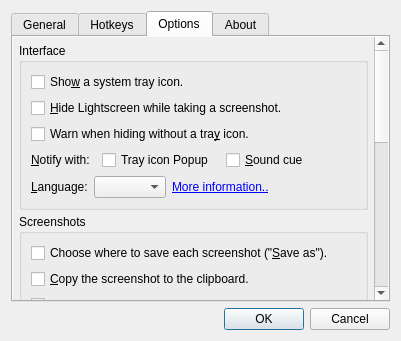
Above: dialogs/optionsdialog.ui from ckaiser/Lightscreen before the change. Below: the same form after it.
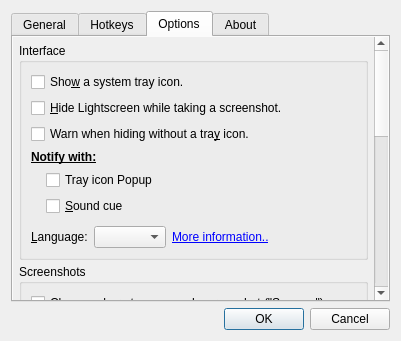
That is the form after the change. The open tabs and pages were chosen to show the change. Icons and pictures are not drawn. Custom widgets are drawn as their Qt base class.

```diff
--- a/dialogs/optionsdialog.ui
+++ b/dialogs/optionsdialog.ui
@@ -560,9 +560,9 @@
           <property name="geometry">
            <rect>
             <x>0</x>
-            <y>0</y>
+            <y>-175</y>
             <width>366</width>
-            <height>653</height>
+            <height>702</height>
            </rect>
           </property>
           <layout class="QVBoxLayout" name="verticalLayout_5">
@@ -580,7 +580,7 @@
              <property name="flat">
               <bool>true</bool>
              </property>
-             <layout class="QVBoxLayout" name="verticalLayout_7">
+             <layout class="QVBoxLayout" name="verticalLayout_6">
               <item>
                <widget class="QCheckBox" name="trayCheckBox">
                 <property name="whatsThis">
@@ -606,21 +606,28 @@
                </widget>
               </item>
               <item>
-               <layout class="QHBoxLayout" name="notifyLayout">
-                <property name="spacing">
-                 <number>12</number>
+               <widget class="QLabel" name="notifyLabel">
+                <property name="font">
+                 <font>
+                  <weight>75</weight>
+                  <bold>true</bold>
+                  <underline>true</underline>
+                 </font>
                 </property>
-                <item>
-                 <widget class="QLabel" name="notifyLabel">
-                  <property name="text">
-                   <string>&amp;Notify with:</string>
-                  </property>
-                  <property name="buddy">
-                   <cstring>messageCheckBox</cstring>
-                  </property>
-                 </widget>
-                </item>
-                <item>
+                <property name="text">
+                 <string>&amp;Notify with:</string>
+                </property>
+                <property name="buddy">
+                 <cstring>messageCheckBox</cstring>
+                </property>
+               </widget>
+              </item>
+              <item>
+               <layout class="QGridLayout" name="notifyLayout">
+                <property name="bottomMargin">
+                 <number>4</number>
+                </property>
+                <item row="0" column="1">
                  <widget class="QCheckBox" name="messageCheckBox">
                   <property name="whatsThis">
                    <string>Shows a completion message once the screenshot is saved, clicking this message takes you to the directory where the screenshot was saved.</string>
@@ -630,14 +637,30 @@
                   </property>
                  </widget>
                 </item>
-                <item>
+                <item row="1" column="1">
                  <widget class="QCheckBox" name="playSoundCheckBox">
                   <property name="text">
                    <string>&amp;Sound cue</string>
                   </property>
                  </widget>
                 </item>
-                <item>
+                <item row="0" column="0">
+                 <spacer name="horizontalSpacer_9">
+                  <property name="orientation">
+                   <enum>Qt::Horizontal</enum>
+                  </property>
+                  <property name="sizeType">
+                   <enum>QSizePolicy::Fixed</enum>
+                  </property>
+                  <property name="sizeHint" stdset="0">
+                   <size>
+                    <width>15</width>
+                    <height>20</height>
+                   </size>
+                  </property>
+                 </spacer>
+                </item>
+                <item row="0" column="2">
                  <spacer name="horizontalSpacer">
                   <property name="orientation">
                    <enum>Qt::Horizontal</enum>
@@ -707,7 +730,7 @@
              <property name="flat">
               <bool>true</bool>
              </property>
-             <layout class="QVBoxLayout" name="verticalLayout_9">
+             <layout class="QVBoxLayout" name="verticalLayout_7">
               <item>
                <widget class="QCheckBox" name="saveAsCheckBox">
                 <property name="text">
@@ -725,7 +748,7 @@
               <item>
                <widget class="QCheckBox" name="currentMonitorCheckBox">
                 <property name="text">
-                 <string>&amp;Grab only the current monitor.</string>
+                 <string>&amp;Grab only the active monitor.</string>
                 </property>
                </widget>
               </item>
```
Left out of the diff: 143 changed lines with no effect on the pictures.
